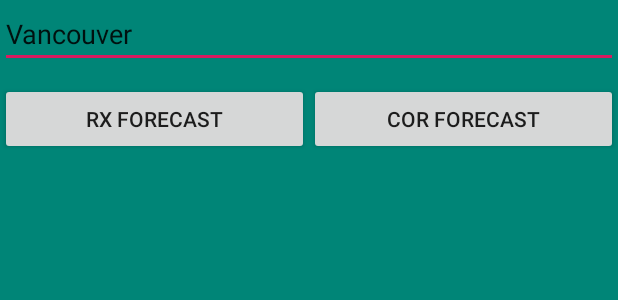
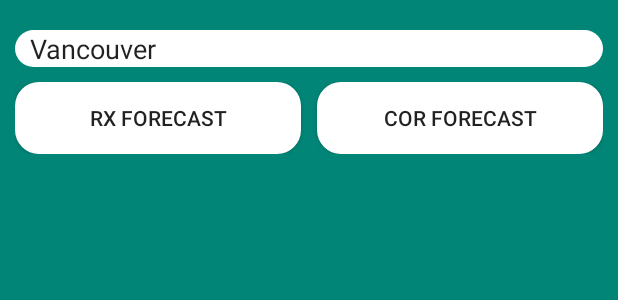
Before and after one commit to romsper/weatherapp-android, an Android app: the layout backlayer.xml on its own in the app's theme, with its tools: preview values and no code run, on a phone screen of 412 x 824 dp. Shown: the top 300 px of the screen. Run offline under Robolectric (Android 15) with nearby library versions, the phone set to English and light mode, and no system bars; network calls fail.

```diff
--- a/app/src/main/java/com/romsper/weatherapp/model/ForecastModel.kt
+++ b/app/src/main/java/com/romsper/weatherapp/model/ForecastModel.kt
@@ -73,11 +73,11 @@ data class Main(
     @SerializedName("pressure")
     var pressure: Double,
     @SerializedName("sea_level")
-    var seaLevel: Double,
+    var seaLevel: Double?,
     @SerializedName("temp")
     var temp: Double,
     @SerializedName("temp_kf")
-    var tempKf: Double,
+    var tempKf: Double?,
     @SerializedName("temp_max")
     var tempMax: Double,
     @SerializedName("temp_min")
--- /dev/null
+++ b/app/src/main/res/drawable/rounded_button.xml
@@ -0,0 +1,16 @@
+<?xml version="1.0" encoding="utf-8"?>
+<shape xmlns:android="http://schemas.android.com/apk/res/android"
+    android:shape="rectangle">
+    <solid android:color="#FFFFFF"/>
+    <padding
+        android:bottom="4dp"
+        android:left="4dp"
+        android:right="4dp"
+        android:top="4dp" />
+
+    <corners
+        android:bottomRightRadius="16dp"
+        android:bottomLeftRadius="16dp"
+        android:topLeftRadius="16dp"
+        android:topRightRadius="16dp"/>
+</shape>
--- /dev/null
+++ b/app/src/main/res/drawable/rounded_edittext.xml
@@ -0,0 +1,11 @@
+<?xml version="1.0" encoding="utf-8"?>
+<shape xmlns:android="http://schemas.android.com/apk/res/android"
+    android:shape="rectangle"
+    android:padding="10dp">
+    <solid android:color="#FFFFFF"/>
+    <corners
+        android:bottomRightRadius="15dp"
+        android:bottomLeftRadius="15dp"
+        android:topLeftRadius="15dp"
+        android:topRightRadius="15dp"/>
+</shape>
--- /dev/null
+++ b/app/src/main/res/drawable/separator.xml
@@ -0,0 +1,5 @@
+<?xml version="1.0" encoding="utf-8"?>
+<shape xmlns:android="http://schemas.android.com/apk/res/android">
+    <size android:height="2dp" />
+    <solid android:color="#90909090" />
+</shape>
--- a/app/src/main/res/layout/backlayer.xml
+++ b/app/src/main/res/layout/backlayer.xml
@@ -1,30 +1,46 @@
 <?xml version="1.0" encoding="utf-8"?>
-<LinearLayout
-    xmlns:android="http://schemas.android.com/apk/res/android" android:layout_width="match_parent"
+<LinearLayout xmlns:android="http://schemas.android.com/apk/res/android"
+    android:layout_width="match_parent"
     android:layout_height="match_parent"
     android:background="@color/colorPrimary"
-    android:orientation="vertical">
+    android:orientation="vertical"
+    android:padding="10dp">
+
+    <LinearLayout
+        android:layout_width="match_parent"
+        android:layout_height="wrap_content"
+        android:layout_marginTop="10dp"
+        android:orientation="horizontal"
+        android:weightSum="2">
 
         <EditText
             android:id="@+id/inp_city"
             android:layout_width="match_parent"
             android:layout_height="wrap_content"
-        android:text="Vancouver"
-        android:hint="City" />
+            android:background="@drawable/rounded_edittext"
+            android:hint="@string/city"
+            android:inputType="text"
+            android:paddingStart="10dp"
+            android:paddingEnd="10dp"
+            android:text="Vancouver" />
 
+    </LinearLayout>
 
     <LinearLayout
         android:layout_width="match_parent"
         android:layout_height="wrap_content"
+        android:layout_marginTop="10dp"
         android:orientation="horizontal"
-        android:layout_marginTop="10dp"
         android:weightSum="2">
+
 
     <Button
         android:id="@+id/btn_get_rx_forecast"
         android:layout_width="0dp"
         android:layout_height="wrap_content"
         android:layout_weight="1"
+        android:background="@drawable/rounded_button"
+        android:layout_marginEnd="5dp"
         android:text="RX FORECAST" />
 
     <Button
@@ -32,7 +48,9 @@
         android:layout_width="0dp"
         android:layout_height="wrap_content"
         android:layout_weight="1"
+        android:background="@drawable/rounded_button"
+        android:layout_marginStart="5dp"
         android:text="COR FORECAST" />
-    </LinearLayout>
 
     </LinearLayout>
+</LinearLayout>
--- a/app/src/main/res/values/strings.xml
+++ b/app/src/main/res/values/strings.xml
@@ -1,3 +1,5 @@
 <resources>
     <string name="app_name">weatherapp</string>
+    <string name="city">City</string>
+    <string name="forecast">FORECAST</string>
 </resources>
```
Also changed, not shown: app/src/main/java/com/romsper/weatherapp/model/WeatherModel.kt (added, +32 -0 lines), app/src/main/java/com/romsper/weatherapp/screen/MainActivity.kt (+14 -3 lines), app/src/main/res/drawable/ic_arrow_downward_24px.xml (added, +9 -0 lines), app/src/main/res/drawable/ic_arrow_upward_24px.xml (added, +9 -0 lines), app/src/main/res/drawable/ic_search_24px.xml (added, +9 -0 lines), app/src/main/res/drawable/linear_radius.xml (+7 -5 lines), app/src/main/res/layout/activity_main.xml (+44 -13 lines), app/src/main/res/layout/frontlayer.xml (+19 -1 lines). Lines whose indentation alone changed are shown as unchanged.
